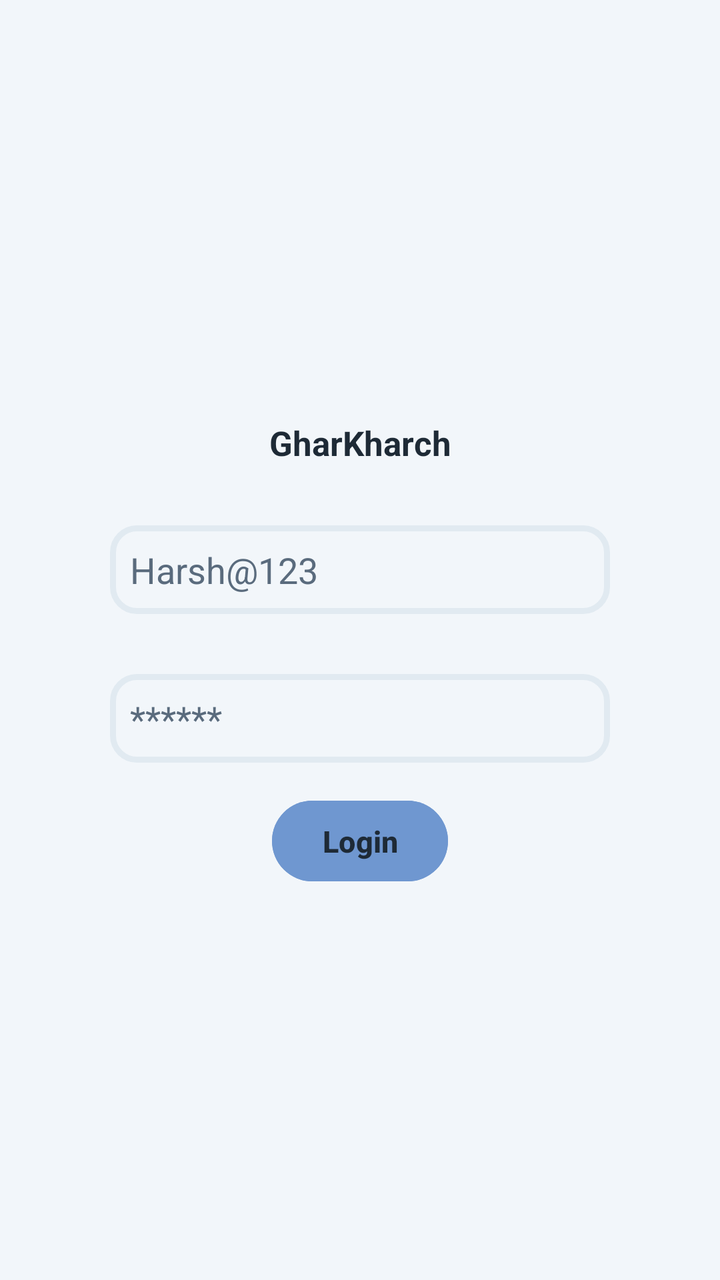
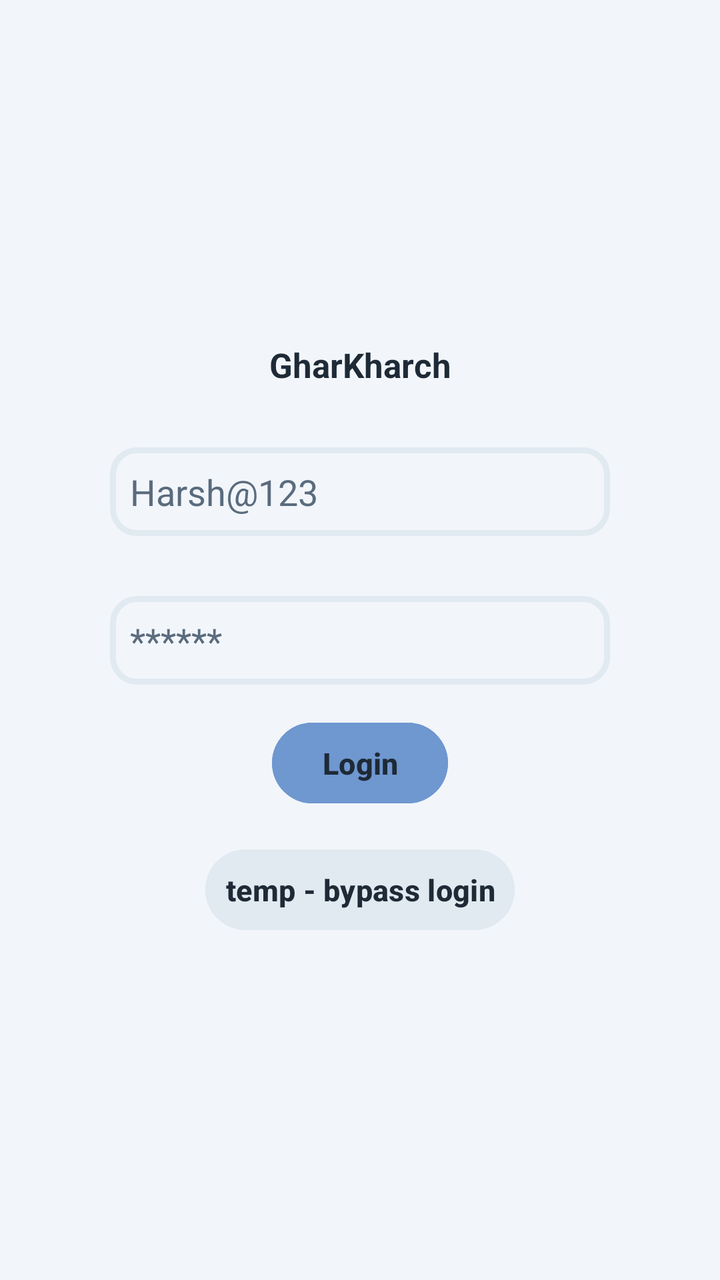

Screens rendered from an Android XML layout before and after an edit, with the pre-edit source and the edit as a unified diff.
<!-- AndroidManifest.xml: application theme Theme.GharKharch -->
<!-- res/layout/activity_login.xml -->
<?xml version="1.0" encoding="utf-8"?>
<LinearLayout xmlns:android="http://schemas.android.com/apk/res/android"
    xmlns:tools="http://schemas.android.com/tools"
    android:id="@+id/main"
    android:layout_width="match_parent"
    android:layout_height="match_parent"
    android:background="@color/backgroundColor"
    android:gravity="center"
    android:orientation="vertical"
    tools:context=".Activities.LoginActivity">

    <TextView
        android:layout_width="250dp"
        android:layout_height="wrap_content"
        android:gravity="center"
        android:padding="@dimen/padding_large"
        android:text="@string/app_name"
        android:textSize="@dimen/text_size_large"
        android:textStyle="bold" />

    <EditText
        android:id="@+id/usernameET"
        style="@style/custom_edit_text"
        android:layout_width="250dp"
        android:layout_height="wrap_content"
        android:layout_marginVertical="@dimen/margin_large"
        android:hint="@string/hint_username"
        android:importantForAutofill="no"
        android:inputType="text" />

    <EditText
        android:id="@+id/passwordET"
        style="@style/custom_edit_text"
        android:layout_width="250dp"
        android:layout_height="wrap_content"
        android:layout_marginVertical="@dimen/margin_large"
        android:hint="@string/hint_password"
        android:importantForAutofill="no"
        android:inputType="textPassword"
        android:maxLength="8" />

    <Button
        android:id="@+id/loginBtn"
        android:layout_width="wrap_content"
        android:layout_height="wrap_content"
        android:backgroundTint="@color/buttonColor"
        android:padding="@dimen/padding_medium"
        android:text="Login"
        android:textSize="@dimen/text_size_medium"
        android:textStyle="bold" />

</LinearLayout>
<!-- resources referenced by this layout -->
<resources>
  <color name="backgroundColor">#F2F6FA</color>
  <color name="buttonColor">#6F97D0</color>
  <dimen name="margin_large">15dp</dimen>
  <dimen name="padding_large">15dp</dimen>
  <dimen name="padding_medium">10dp</dimen>
  <dimen name="text_size_large">17sp</dimen>
  <dimen name="text_size_medium">15sp</dimen>
  <string name="app_name">GharKharch</string>
  <string name="hint_password">******</string>
  <string name="hint_username">Harsh@123</string>
  <style name="custom_edit_text" parent="Widget.AppCompat.EditText">
          <item name="android:maxLines">1</item>
          <item name="android:maxLength">20</item>
          <item name="android:ellipsize">end</item>
          <item name="android:inputType">textCapSentences</item>
          <item name="android:importantForAutofill">no</item>
          <item name="android:padding">@dimen/padding_medium</item>
          <item name="android:background">@drawable/rounded_border</item>
          <item name="android:textColorHint">@color/primaryTextColorVariant</item>
      </style>
  <style name="Theme.GharKharch" parent="Base.Theme.GharKharch">
          <item name="colorPrimary">@color/backgroundColor</item>
          <item name="colorSecondary">@color/lGrey</item>
          
          <item name="colorOnSecondary">@color/primaryTextColor</item>
          <item name="colorOnPrimary">@color/primaryTextColor</item>
          
          <item name="android:textColor">@color/primaryTextColor</item>
          <item name="android:textColorPrimary">@color/primaryTextColor</item>
          <item name="android:textColorSecondary">@color/primaryTextColorVariant</item>
          
          <item name="android:statusBarColor">@color/backgroundColorVariant</item>
          <item name="android:navigationBarColor">@color/backgroundColorVariant</item>
          <item name="android:windowLightNavigationBar">true</item>
          <item name="android:windowLightStatusBar">true</item>
  
      </style>
  <!-- drawable rounded_border (drawable) -->
  <?xml version="1.0" encoding="utf-8"?>
  <shape xmlns:android="http://schemas.android.com/apk/res/android"
      android:shape="rectangle">
      <stroke
          android:width="3dp"
          android:color="@color/backgroundColorVariant" />
      <corners android:radius="12dp" />
  </shape>
  <color name="primaryTextColorVariant">#5A6B7D</color>
  <style name="Base.Theme.GharKharch" parent="Theme.Material3.DayNight.NoActionBar">
          
      </style>
  <color name="lGrey">#616161</color>
  <color name="primaryTextColor">#1E2A36</color>
  <color name="backgroundColorVariant">#E1EAF1</color>
</resources>

<!-- the commit's change to res/layout/activity_login.xml (unified diff, before → after) -->
@@ -49,4 +49,16 @@
         android:textSize="@dimen/text_size_medium"
         android:textStyle="bold" />
 
+    <Button
+        android:id="@+id/bypassBtn"
+        android:layout_width="wrap_content"
+        android:layout_height="wrap_content"
+        android:layout_margin="@dimen/margin_large"
+        android:backgroundTint="@color/backgroundColorVariant"
+        android:padding="@dimen/padding_medium"
+        android:text="temp - bypass login"
+        android:textSize="@dimen/text_size_medium"
+        android:textStyle="bold" />
+
+
 </LinearLayout>
